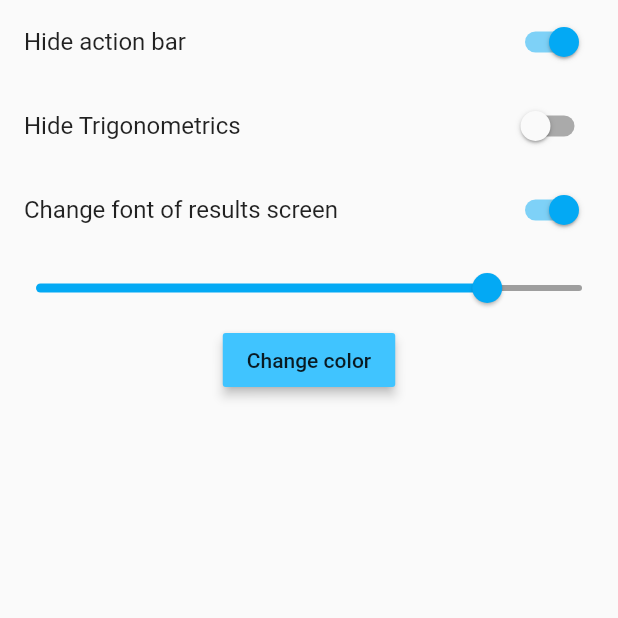
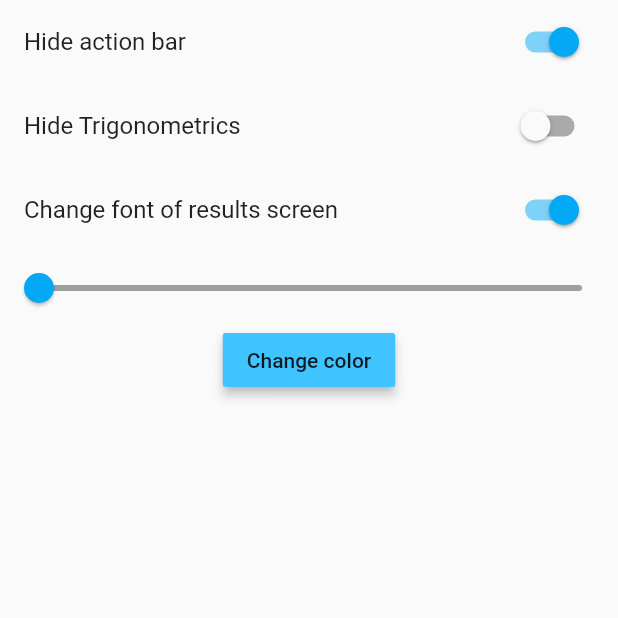
Before and after one commit to jwayne03/rpnprovider, a Flutter app: the Settings screen opened directly, after a tap on "Hide action bar", after a tap on "Change font of results screen", on a phone screen of 412 x 824 dp, the top half of it. Run offline on Flutter 3.47's test engine with Material 2 defaults, Android fonts, the light colour scheme and no system bars; our stand-ins replace flutter_colorpicker, shared_preferences, toast; accounts and stored records are empty.

```diff
--- a/lib/providers/settings_provider.dart
+++ b/lib/providers/settings_provider.dart
@@ -1,11 +1,14 @@
 import 'package:flutter/material.dart';
+import 'package:shared_preferences/shared_preferences.dart';
 
 class SettingsProvier extends ChangeNotifier {
   bool _isActionBarHidden = false;
   bool _isTrigonometricsHidden = false;
   bool _isChangeTheFontSizeActive = false;
-  double _fontSizeValue = 0;
+  double _fontSizeValue = 1;
   Color _colorTheme;
+
+  SharedPreferences sharedPreferences;
 
   bool get isActionBarHidden => _isActionBarHidden;
   set isActionBarHidden(bool isHidden) {
@@ -28,6 +31,8 @@ class SettingsProvier extends ChangeNotifier {
   double get fontSizeValue => _fontSizeValue;
   set fontSizeValue(double value) {
     _fontSizeValue = value;
+    SharedPreferences.getInstance()
+        .then((value) => value.setDouble("fontSize", fontSizeValue));
     notifyListeners();
   }
 
--- a/lib/view/home_page.dart
+++ b/lib/view/home_page.dart
@@ -3,6 +3,7 @@ import 'package:provider/provider.dart';
 import 'package:rpn/providers/settings_provider.dart';
 import 'package:rpn/widget/results_screen.dart';
 import 'package:rpn/view/settings.dart';
+import 'package:toast/toast.dart';
 
 import '../widget/keypad.dart';
 import 'key_definition.dart';
@@ -62,6 +63,9 @@ class _HomePageState extends State<HomePage> {
           } else if (index == 1) {
             if (!settingsProvier.isTrigonometricsHidden) {
               setState(() => _currentPageIndex = index);
+            } else {
+              Toast.show("Disabled", context,
+                  duration: Toast.LENGTH_SHORT, gravity: Toast.BOTTOM);
             }
           } else {
             Navigator.push(context,
--- a/lib/view/settings.dart
+++ b/lib/view/settings.dart
@@ -2,6 +2,7 @@ import 'package:flutter/material.dart';
 import 'package:flutter_colorpicker/flutter_colorpicker.dart';
 import 'package:provider/provider.dart';
 import 'package:rpn/providers/settings_provider.dart';
+import 'package:shared_preferences/shared_preferences.dart';
 
 class Settings extends StatefulWidget {
   @override
@@ -10,10 +11,11 @@ class Settings extends StatefulWidget {
 
 class _SettingsState extends State<Settings> {
   SettingsProvier settingsProvier;
+  SharedPreferences sharedPreferences;
 
   Color pickerColor = Color(0xff443a49);
   Color currentColor = Color(0xff443a49);
-  int _valueHolder = 20;
+  int _valueHolder = 12;
   int get valueHolder => _valueHolder;
 
   @override
@@ -45,27 +47,26 @@ class _SettingsState extends State<Settings> {
               },
             ),
             SwitchListTile(
-                activeColor: Colors.lightBlue,
-                value: settingsProvier.isChangeTheFontSizeActive,
-                title: Text("Change font of results screen"),
-                onChanged: (bool value) {
-                  settingsProvier.isChangeTheFontSizeActive = value;
-                }),
+              activeColor: Colors.lightBlue,
+              value: settingsProvier.isChangeTheFontSizeActive,
+              title: Text("Change font of results screen"),
+              onChanged: (bool value) {
+                settingsProvier.isChangeTheFontSizeActive = value;
+              },
+            ),
             settingsProvier.isChangeTheFontSizeActive
                 ? Column(
                     children: [
                       Slider(
-                        value: _valueHolder.toDouble(),
+                        value: settingsProvier.fontSizeValue,
                         min: 1,
-                        max: 24,
+                        max: 30,
                         divisions: 100,
                         activeColor: Colors.lightBlue,
                         inactiveColor: Colors.grey,
-                        label: '${_valueHolder.round()}',
+                        label: '${settingsProvier.fontSizeValue}',
                         onChanged: (double newValue) {
-                          setState(() {
-                            _valueHolder = newValue.round();
-                          });
+                          settingsProvier.fontSizeValue = newValue;
                         },
                         semanticFormatterCallback: (double newValue) {
                           return '${newValue.round()}';
@@ -120,5 +121,11 @@ class _SettingsState extends State<Settings> {
 
   void changeColor(Color color) {
     setState(() => pickerColor = color);
+    print(currentColor);
+  }
+
+  void _saveFontSize(double fontSize) async {
+    SharedPreferences prefs = await SharedPreferences.getInstance();
+    await prefs.setDouble('fontSize', fontSize);
   }
 }
--- a/lib/widget/results_screen.dart
+++ b/lib/widget/results_screen.dart
@@ -5,6 +5,7 @@ import 'package:rpn/providers/settings_provider.dart';
 
 import 'package:rpn/view/rpn_calculator.dart';
 import 'package:rpn/view/settings.dart';
+import 'package:shared_preferences/shared_preferences.dart';
 
 class ResultsScreen extends StatefulWidget {
   @override
@@ -15,11 +16,21 @@ class _ResultsScreenState extends State<ResultsScreen> {
   SettingsProvier settingsProvier;
   Settings settings = Settings();
   ScrollController _scrollController;
+  double fontSize;
+
+  SharedPreferences sharedPreferences;
 
   @override
   void initState() {
     super.initState();
     _scrollController = ScrollController();
+    getSharedPrefs();
+  }
+
+  Future<Null> getSharedPrefs() async {
+    SharedPreferences prefs = await SharedPreferences.getInstance();
+    fontSize = prefs.getDouble("fontSize") ?? 16.0;
+    setState(() {});
   }
 
   @override
@@ -79,7 +90,10 @@ class _ResultsScreenState extends State<ResultsScreen> {
                 ),
                 Text(
                   text,
-                  style: TextStyle(fontSize: 22.0),
+                  style: TextStyle(
+                      fontSize: settingsProvier.isChangeTheFontSizeActive
+                          ? settingsProvier.fontSizeValue
+                          : 16.0),
                 ),
               ],
             ),
--- a/pubspec.yaml
+++ b/pubspec.yaml
@@ -12,6 +12,8 @@ dependencies:
   cupertino_icons: ^1.0.1
   provider: ^5.0.0
   flutter_colorpicker: ^0.3.4
+  shared_preferences: '>=0.5.12+2 <2.0.0'
+  toast : ^0.1.5
 
 dev_dependencies:
   flutter_test:
```
Also changed, not shown: pubspec.lock, 1 other file.
